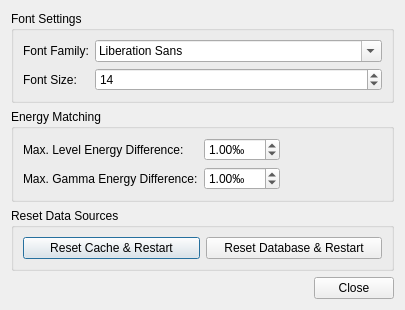
ferdymercury/nuclei, file trunk/PreferencesDialog.ui: the form before one commit.
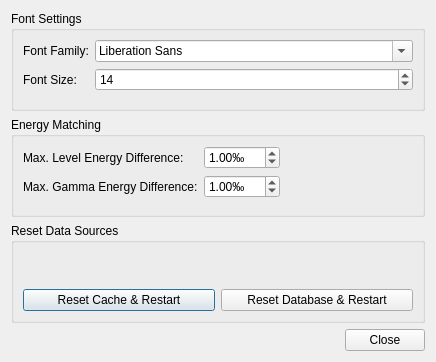
The form after the commit. Icons and pictures are not drawn.

Commit message: Fixed zooming of energy spectra Added ENSDF version info to preferences dialog

```diff
--- a/trunk/PreferencesDialog.ui
+++ b/trunk/PreferencesDialog.ui
@@ -6,8 +6,8 @@
    <rect>
     <x>0</x>
     <y>0</y>
-    <width>405</width>
-    <height>272</height>
+    <width>436</width>
+    <height>362</height>
    </rect>
   </property>
   <property name="windowTitle">
@@ -129,6 +129,15 @@
      <property name="title">
       <string>Reset Data Sources</string>
      </property>
+     <layout class="QVBoxLayout" name="verticalLayout_2">
+      <item>
+       <widget class="QLabel" name="ensdfVersionLabel">
+        <property name="text">
+         <string/>
+        </property>
+       </widget>
+      </item>
+      <item>
      <layout class="QHBoxLayout" name="horizontalLayout">
       <item>
        <widget class="QPushButton" name="resetCacheButton">
@@ -143,6 +152,8 @@
          <string>Reset Database &amp;&amp; Restart</string>
         </property>
        </widget>
+        </item>
+       </layout>
       </item>
      </layout>
     </widget>
```
Lines whose indentation alone changed are shown as unchanged. The commit also changes 2 other files.
